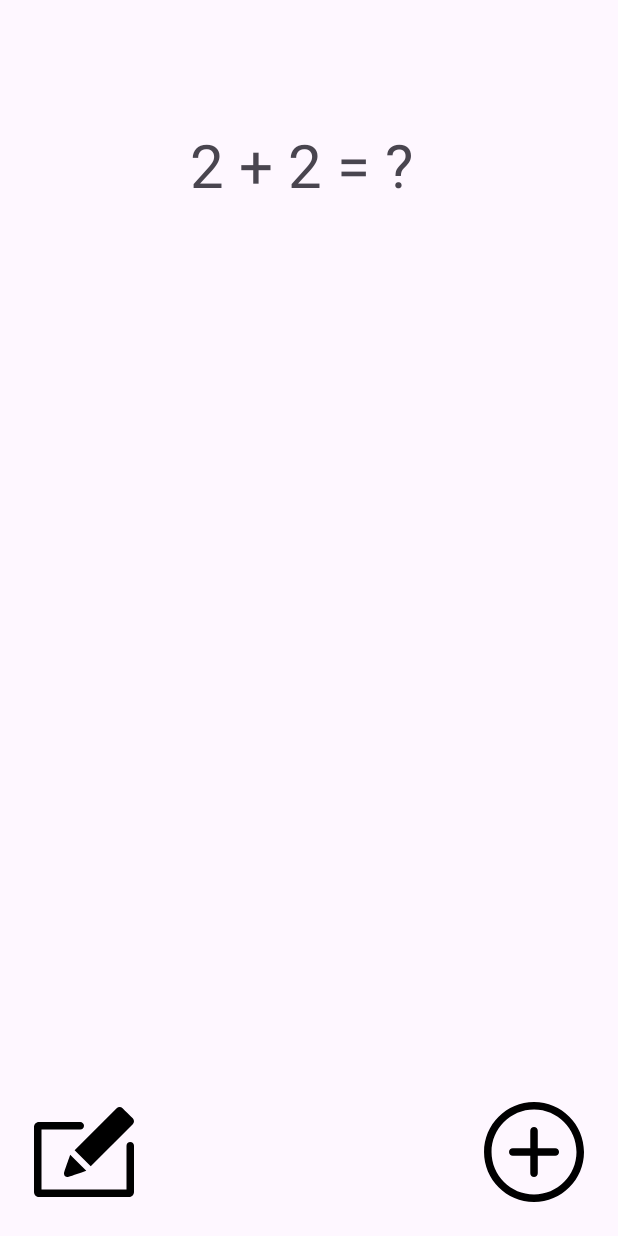
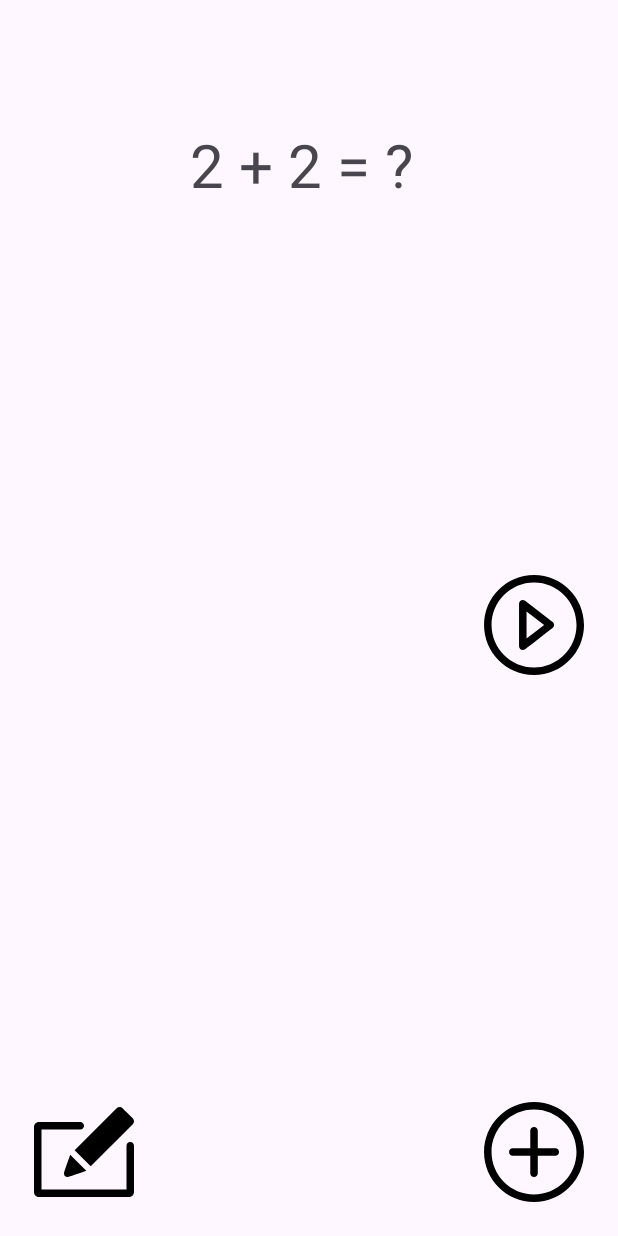
Before and after one commit to samm1735/FlashcardApp, an Android app: the screen it shows after launch (MainActivity), on a phone screen of 412 x 824 dp. Run offline under Robolectric (Android 15) with nearby library versions, the phone set to English and light mode, and no system bars; our stand-ins replace Room's generated code.

Commit message:
Completed all the required Tasks for Lab 3 : User can create a card and still see their created card when the app is relaunched. User can create muliple cards and browse through all created cards

```diff
--- /dev/null
+++ b/app/src/main/java/com/example/app2/AppDatabase.kt
@@ -0,0 +1,10 @@
+package com.example.app2
+
+import androidx.room.Database
+import androidx.room.RoomDatabase
+
+@Database(entities = [Flashcard::class], version = 1)
+
+abstract class AppDatabase : RoomDatabase() {
+    abstract fun flashcardDao(): FlashcardDao
+}
--- /dev/null
+++ b/app/src/main/java/com/example/app2/FlashcardDao.kt
@@ -0,0 +1,23 @@
+package com.example.app2
+
+import androidx.room.Dao
+import androidx.room.Delete
+import androidx.room.Insert
+import androidx.room.OnConflictStrategy
+import androidx.room.Query
+import androidx.room.Update
+
+@Dao
+interface FlashcardDao {
+    @Query("SELECT * FROM flashcard")
+    fun getAll(): List<Flashcard>
+
+    @Insert
+    fun insertAll(vararg flashcards: Flashcard)
+
+    @Delete
+    fun delete(flashcard: Flashcard)
+
+    @Update(onConflict = OnConflictStrategy.REPLACE)
+    fun update(flashcard: Flashcard)
+}
--- /dev/null
+++ b/app/src/main/java/com/example/app2/FlashcardDatabase.kt
@@ -0,0 +1,52 @@
+package com.example.app2
+
+import android.content.Context
+import androidx.room.Room
+
+class FlashcardDatabase internal constructor(context: Context) {
+
+    private val db: AppDatabase
+
+    fun initFirstCard() {
+        if (db.flashcardDao().getAll().isEmpty()) {
+            insertCard(Flashcard("Who is the 44th President of the United States", "Barack Obama"))
+        }
+    }
+
+    fun getAllCards(): List<Flashcard> {
+        return db.flashcardDao().getAll()
+    }
+
+    fun insertCard(flashcard: Flashcard) {
+        db.flashcardDao().insertAll(flashcard)
+    }
+
+    fun deleteCard(flashcardQuestion: String) {
+        val allCards = db.flashcardDao().getAll()
+        for (card in allCards) {
+            if (card.question == flashcardQuestion) {
+                db.flashcardDao().delete(card)
+            }
+        }
+    }
+
+    fun updateCard(flashcard: Flashcard) {
+        db.flashcardDao().update(flashcard)
+    }
+
+    fun deleteAll() {
+        for (flashcard in db.flashcardDao().getAll()) {
+            db.flashcardDao().delete(flashcard)
+        }
+    }
+
+    init {
+        db = Room.databaseBuilder(
+            context.applicationContext,
+            AppDatabase::class.java, "flashcard-database"
+        )
+            .allowMainThreadQueries()
+            .fallbackToDestructiveMigration()
+            .build()
+    }
+}
--- a/app/src/main/java/com/example/app2/MainActivity.kt
+++ b/app/src/main/java/com/example/app2/MainActivity.kt
@@ -1,6 +1,7 @@
 package com.example.app2
 
 
+import android.annotation.SuppressLint
 import android.content.Intent
 import androidx.appcompat.app.AppCompatActivity
 import android.os.Bundle
@@ -13,13 +14,65 @@ import com.google.android.material.snackbar.Snackbar
 
 
 class MainActivity : AppCompatActivity() {
+
+    lateinit var flashcardDatabase: FlashcardDatabase
+
+    var allFlashcards = mutableListOf<Flashcard>()
+
+
+
     override fun onCreate(savedInstanceState: Bundle?) {
         super.onCreate(savedInstanceState)
         setContentView(R.layout.activity_main)
 
+        flashcardDatabase = FlashcardDatabase(this)
+
+        allFlashcards = flashcardDatabase.getAllCards().toMutableList()
+
+        var currentCardDisplayedIndex: Int = 0
+
+        if (allFlashcards.size > 0) {
+            findViewById<TextView>(R.id.flashcard_question).text = allFlashcards[currentCardDisplayedIndex].question
+            findViewById<TextView>(R.id.flashcard_answer).text = allFlashcards[currentCardDisplayedIndex].answer
+        }
+
+
+
         val flashcard_question = findViewById<TextView>(R.id.flashcard_question)
 
         val flashcard_answer = findViewById<TextView>(R.id.flashcard_answer)
+
+        val next_card_button = findViewById<View>(R.id.next_card_button)
+
+        next_card_button.setOnClickListener {
+            // don't try to go to next card if you have no cards to begin with
+            if (allFlashcards.size == 0) {
+                // return here, so that the rest of the code in this onClickListener doesn't execute
+                return@setOnClickListener
+            }
+
+            // advance our pointer index so we can show the next card
+            currentCardDisplayedIndex++
+
+            // make sure we don't get an IndexOutOfBoundsError if we are viewing the last indexed card in our list
+            if(currentCardDisplayedIndex >= allFlashcards.size) {
+                Snackbar.make(
+                    findViewById<TextView>(R.id.flashcard_question), // This should be the TextView for displaying your flashcard question
+                    "You've reached the end of the cards, going back to start.",
+                    Snackbar.LENGTH_SHORT)
+                    .show()
+                currentCardDisplayedIndex = 0
+
+            }
+
+            // set the question and answer TextViews with data from the database
+            allFlashcards = flashcardDatabase.getAllCards().toMutableList()
+            val (question, answer) = allFlashcards[currentCardDisplayedIndex]
+
+            findViewById<TextView>(R.id.flashcard_answer).text = answer
+            findViewById<TextView>(R.id.flashcard_question).text = question
+        }
+
 
 
 //        Show the answer nd hide the question
@@ -53,7 +106,23 @@ class MainActivity : AppCompatActivity() {
                 flashcard_answer.text = new_card_answer_1
 
 //                Affichage d'un snackbar pour donner du feeback a l'utilisateur
-                Snackbar.make(flashcard_question, "Card created succesfully", Snackbar.LENGTH_SHORT).show()
+                Snackbar.make(flashcard_question, "Card created successfully", Snackbar.LENGTH_SHORT).show()
+
+                try{
+//                Ajout sur dans la base de données de la nouvelle question et de sa réponse
+                    flashcardDatabase.insertCard(Flashcard(new_card_question.toString(), new_card_answer_1.toString()))
+                    allFlashcards = flashcardDatabase.getAllCards().toMutableList()
+
+//                Affichage d'un snackbar pour tester si db persistence failed
+                    Snackbar.make(flashcard_question, "Card successfully added to the database", Snackbar.LENGTH_SHORT).show()
+
+                }catch (ex:Exception){
+//                Affichage d'un snackbar pour tester si db persistence failed
+                    Snackbar.make(flashcard_question, "$ex", Snackbar.LENGTH_SHORT).show()
+                }
+
+
+
 
 
                 // Log the value of the strings for easier debugging
--- /dev/null
+++ b/app/src/main/res/drawable/iconmonstr_caret_right_circle_lined.xml
@@ -0,0 +1,11 @@
+<vector xmlns:android="http://schemas.android.com/apk/res/android"
+    android:width="24dp"
+    android:height="24dp"
+    android:viewportWidth="24"
+    android:viewportHeight="24">
+  <path
+      android:fillColor="#FF000000"
+      android:pathData="m2.009,12.002c0,-5.517 4.48,-9.997 9.998,-9.997s9.998,4.48 9.998,9.997c0,5.518 -4.48,9.998 -9.998,9.998s-9.998,-4.48 -9.998,-9.998zM3.509,12.002c0,4.69 3.808,8.498 8.498,8.498s8.498,-3.808 8.498,-8.498 -3.808,-8.497 -8.498,-8.497 -8.498,3.807 -8.498,8.497zM10.22,7.157c-0.141,-0.108 -0.3,-0.157 -0.456,-0.157 -0.389,0 -0.755,0.306 -0.755,0.749v8.501c0,0.445 0.367,0.75 0.755,0.75 0.157,0 0.316,-0.05 0.457,-0.159 1.554,-1.203 4.199,-3.252 5.498,-4.258 0.184,-0.142 0.29,-0.36 0.29,-0.592 0,-0.23 -0.107,-0.449 -0.291,-0.591zM10.509,14.721v-5.446l3.523,2.718z"
+      android:strokeLineJoin="round"
+      android:fillType="nonZero"/>
+</vector>
--- a/app/src/main/res/layout/activity_main.xml
+++ b/app/src/main/res/layout/activity_main.xml
@@ -25,6 +25,7 @@
         android:gravity="center"
         android:textAlignment="center"
         android:textSize="40sp"
+
 
         />
 
@@ -63,6 +64,16 @@
         android:layout_alignParentStart="true"
         android:layout_marginBottom="16dp"
         android:layout_marginStart="16dp"
+        />
+
+    <ImageView
+        android:id="@+id/next_card_button"
+        android:layout_width="80dp"
+        android:layout_height="80dp"
+        android:src="@drawable/iconmonstr_caret_right_circle_lined"
+        android:layout_centerVertical="true"
+        android:layout_alignParentEnd="true"
+        android:layout_marginEnd="16dp"
         />
 
 
```
Also changed, not shown: app/build.gradle.kts (+16 -0 lines), app/src/main/java/com/example/app2/Flashcard.kt (added, +16 -0 lines).
